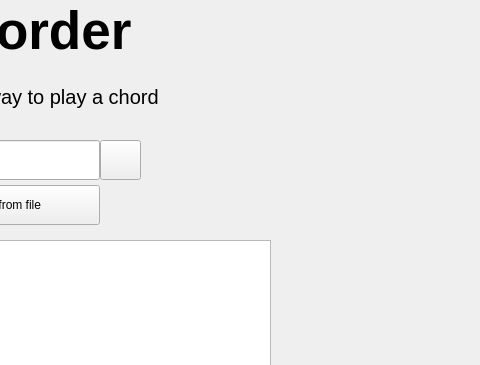
The window that gui/mainwindow.ui (SabreBirdOne/SDD_GreenNoise) describes before a commit, drawn with Qt 5; both pictures show x 210 to 690 and y 0 to 365 of the 800 by 600 pixel window.
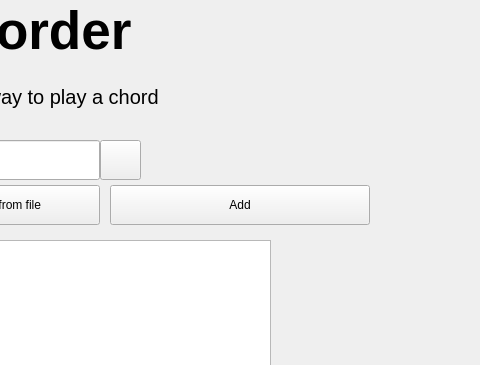
The same window after the commit. Icons and pictures are not drawn.

```diff
--- a/gui/mainwindow.ui
+++ b/gui/mainwindow.ui
@@ -133,6 +133,19 @@
      </item>
     </layout>
    </widget>
+   <widget class="QPushButton" name="addButton">
+    <property name="geometry">
+     <rect>
+      <x>320</x>
+      <y>185</y>
+      <width>260</width>
+      <height>40</height>
+     </rect>
+    </property>
+    <property name="text">
+     <string>Add</string>
+    </property>
+   </widget>
   </widget>
  </widget>
  <resources/>
```
